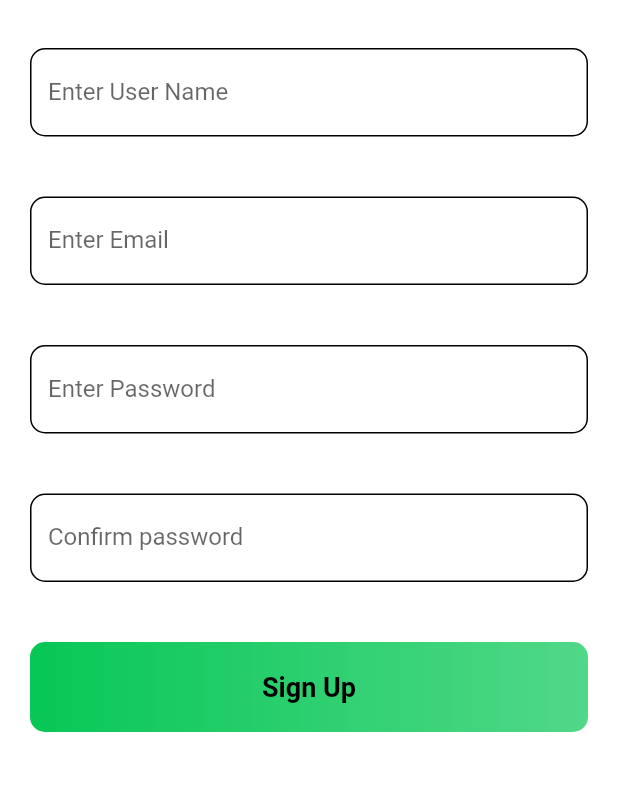
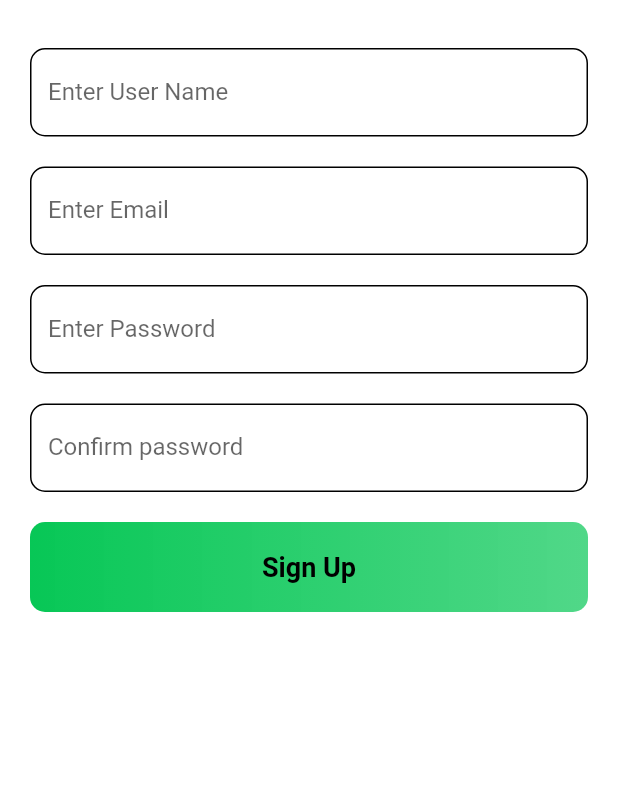
Before and after one commit to leonardduva/lecker_gesund, a Flutter app: the EmailSignUp screen opened directly, on a phone screen of 412 x 824 dp, the part 270-1061 px from its top. Run offline on Flutter 3.47's test engine with Material 2 defaults, Android fonts, the phone set to English and light mode, and no system bars; our stand-ins replace cached_network_image, cloud_firestore, curved_navigation_bar, firebase_auth, firebase_core, firebase_storage and 3 more; accounts and stored records are empty.

```diff
--- a/lib/screens/signup_screen.dart
+++ b/lib/screens/signup_screen.dart
@@ -57,7 +57,7 @@ class _EmailSignUpState extends State<EmailSignUp> {
                   child: Column(
                     children: <Widget>[
                       Padding(
-                        padding: EdgeInsets.all(20.0),
+                        padding: EdgeInsets.fromLTRB(20, 20, 20, 10),
                         child: TextFormField(
                           controller: nameController,
                           decoration: InputDecoration(
@@ -76,7 +76,7 @@ class _EmailSignUpState extends State<EmailSignUp> {
                         ),
                       ),
                       Padding(
-                        padding: EdgeInsets.all(20.0),
+                        padding: EdgeInsets.fromLTRB(20, 10, 20, 10),
                         child: TextFormField(
                           controller: emailController,
                           decoration: InputDecoration(
@@ -97,7 +97,7 @@ class _EmailSignUpState extends State<EmailSignUp> {
                         ),
                       ),
                       Padding(
-                        padding: EdgeInsets.all(20.0),
+                        padding: EdgeInsets.fromLTRB(20, 10, 20, 10),
                         child: TextFormField(
                           obscureText: true,
                           controller: passwordController,
@@ -119,7 +119,7 @@ class _EmailSignUpState extends State<EmailSignUp> {
                         ),
                       ),
                       Padding(
-                        padding: EdgeInsets.all(20.0),
+                        padding: EdgeInsets.fromLTRB(20, 10, 20, 10),
                         child: TextFormField(
                           controller: passwordRepeatController,
                           decoration: InputDecoration(
@@ -151,7 +151,7 @@ class _EmailSignUpState extends State<EmailSignUp> {
 
   Padding _buildSingupButton(BuildContext context) {
     return Padding(
-      padding: EdgeInsets.all(20.0),
+      padding: EdgeInsets.fromLTRB(20, 10, 20, 10),
       child: isLoading
           ? CircularProgressIndicator(
               valueColor:
```
Also changed, not shown: 1 other file.
